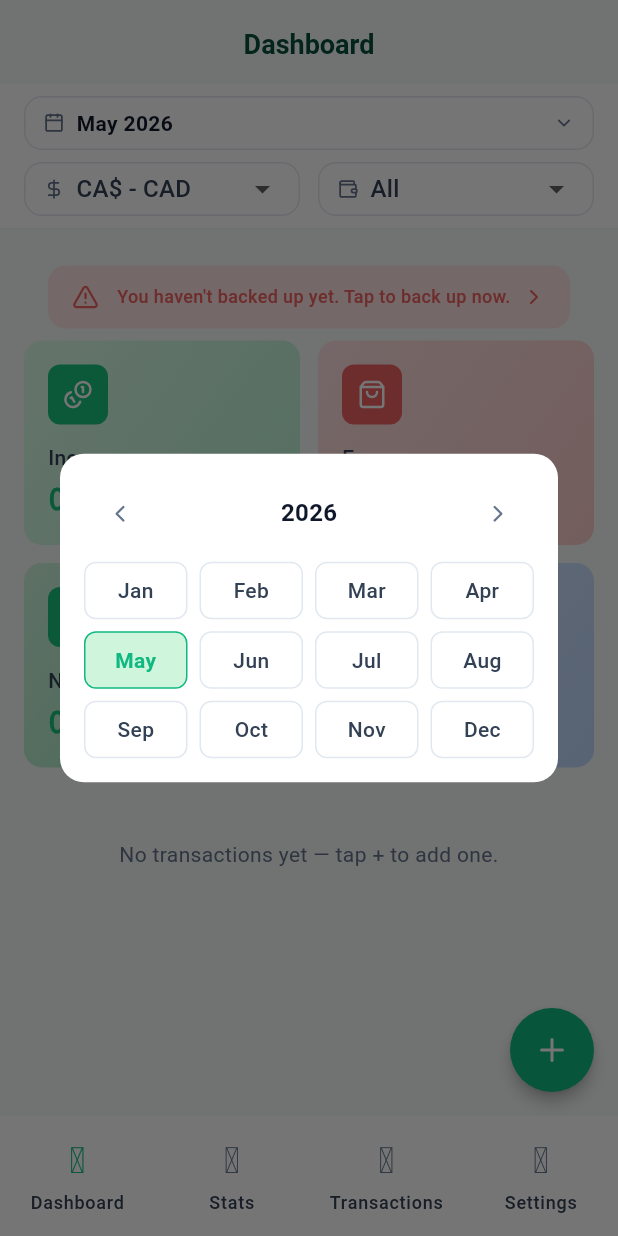
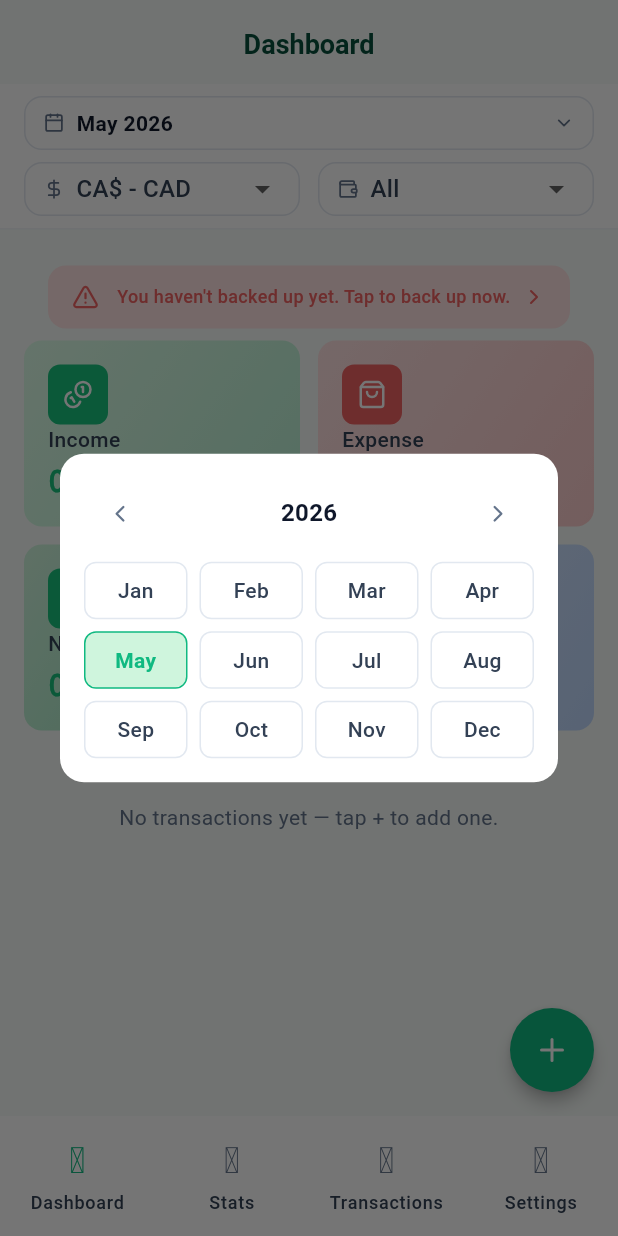
Before and after one commit to sylvoracoresystems/spend-harbor-app-local, a Flutter app: the DashboardPage screen opened by its route, after a tap on an icon or button, on a phone screen of 412 x 824 dp. Run offline on Flutter 3.47's test engine with Material 3 defaults, Android fonts, the phone set to English and light mode, and no system bars; our stand-ins replace csv, drift, drift_flutter, file_picker, fl_chart, flutter_riverpod and 7 more; accounts and stored records are empty; generated files the repository leaves out were written again.

Commit message:
fix(ui): eliminate iPad-portrait overflow in metric & distribution cards
Replace dashboard metric grid's hardcoded childAspectRatio with
IntrinsicHeight + Row(Expanded) so card height tracks content
instead of being guessed per breakpoint. Wrap distribution-card
titles and TagPill rows in Flexible/Expanded with ellipsis so long
localized labels can no longer push trailing toggles or amounts out
of bounds. Add defensive FittedBox + maxLines on the month picker
cell as a future-proof guard against long localized month names.

Co-Authored-By: Claude Opus 4.7 <noreply@anthropic.com>

```diff
--- a/lib/features/dashboard/presentation/dashboard_page.dart
+++ b/lib/features/dashboard/presentation/dashboard_page.dart
@@ -126,18 +126,29 @@ class _MetricsGrid extends StatelessWidget {
         otherCurrencyCount: 0,
       ),
     ];
-    // 横屏（宽 > 高）时改 4 列 1 行，避免按 2 列宽高比纵向拉伸到溢出一屏。
-    final isLandscape =
-        MediaQuery.orientationOf(context) == Orientation.landscape;
-    return GridView.count(
-      shrinkWrap: true,
-      physics: const NeverScrollableScrollPhysics(),
-      crossAxisCount: isLandscape ? 4 : 2,
-      mainAxisSpacing: AppSpacing.x3,
-      crossAxisSpacing: AppSpacing.x3,
-      childAspectRatio: isLandscape ? 1.1 : 1.35,
-      children: cards,
-    );
+    // 宽屏（iPad 竖/横屏、大屏横屏）改 4 列 1 行，避免 2 列布局下卡片被撑得过大。
+    // 高度由内容决定（IntrinsicHeight），同行卡片自动等高，避免 aspect ratio 写死导致的溢出。
+    final isWide = MediaQuery.sizeOf(context).width >= 720;
+    final cols = isWide ? 4 : 2;
+    const gap = AppSpacing.x3;
+    final rows = <Widget>[];
+    for (var i = 0; i < cards.length; i += cols) {
+      final rowCards = cards.sublist(i, (i + cols).clamp(0, cards.length));
+      final children = <Widget>[];
+      for (var j = 0; j < rowCards.length; j++) {
+        if (j > 0) children.add(const SizedBox(width: gap));
+        children.add(Expanded(child: rowCards[j]));
+      }
+      for (var j = rowCards.length; j < cols; j++) {
+        children.add(const SizedBox(width: gap));
+        children.add(const Expanded(child: SizedBox.shrink()));
+      }
+      if (rows.isNotEmpty) rows.add(const SizedBox(height: gap));
+      rows.add(IntrinsicHeight(
+        child: Row(crossAxisAlignment: CrossAxisAlignment.stretch, children: children),
+      ));
+    }
+    return Column(children: rows);
   }
 }
 
--- a/lib/shared/widgets/month_dropdown.dart
+++ b/lib/shared/widgets/month_dropdown.dart
@@ -176,8 +176,14 @@ class _MonthCell extends StatelessWidget {
             border: Border.all(color: selected ? c.action : c.border),
             borderRadius: AppRadius.brLg,
           ),
+          child: Padding(
+            padding: const EdgeInsets.symmetric(horizontal: 4),
+            child: FittedBox(
+              fit: BoxFit.scaleDown,
               child: Text(
                 label,
+                maxLines: 1,
+                overflow: TextOverflow.ellipsis,
                 style: AppTypography.sm.copyWith(
                   color: selected ? c.action : c.textBody,
                   fontWeight: selected
@@ -187,6 +193,8 @@ class _MonthCell extends StatelessWidget {
               ),
             ),
           ),
+        ),
+      ),
     );
   }
 }
--- a/lib/shared/widgets/tag_pill.dart
+++ b/lib/shared/widgets/tag_pill.dart
@@ -31,6 +31,8 @@ class TagPill extends StatelessWidget {
       ),
       child: Text(
         label,
+        maxLines: 1,
+        overflow: TextOverflow.ellipsis,
         style: (compact ? AppTypography.xs : AppTypography.sm).copyWith(
           color: Colors.white,
           fontWeight: AppTypography.weightSemibold,
```
Also changed, not shown: lib/features/stats/presentation/widgets/stats_distribution_card.dart (+18 -6 lines), lib/features/stats/presentation/widgets/stats_top_card.dart (+13 -7 lines). Lines whose indentation alone changed are shown as unchanged.
